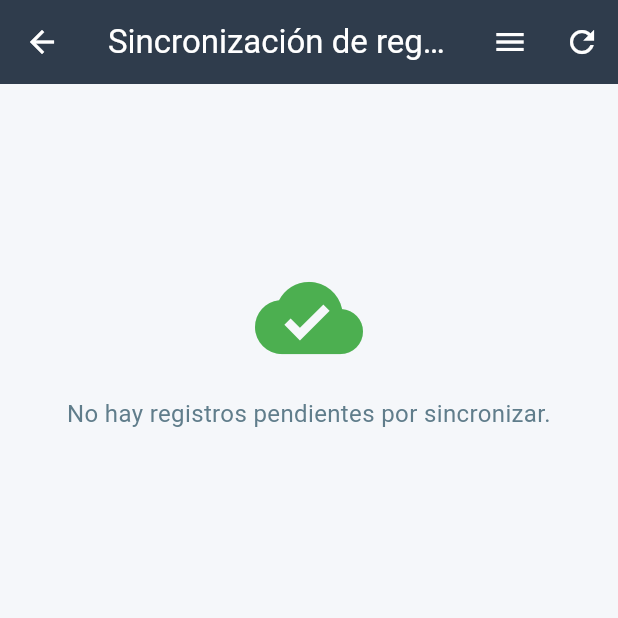
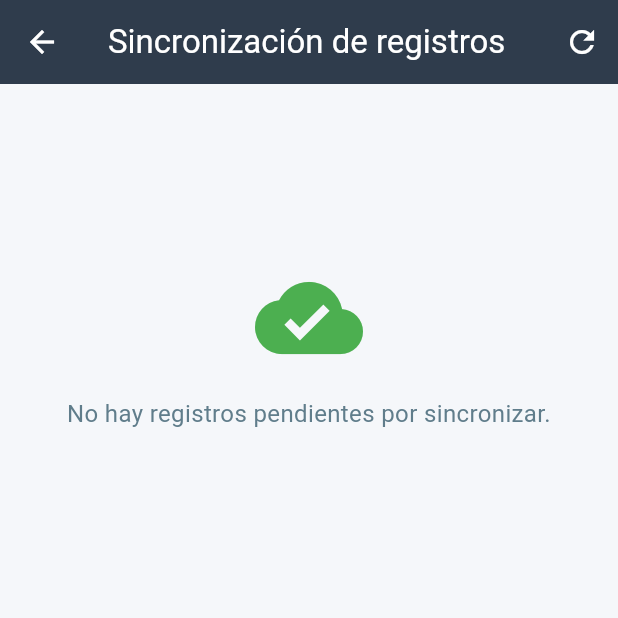
Before and after one commit to DarkShadow-Infinity/DataKap, a Flutter app: the RegistrationSyncPage screen opened by its route, on a phone screen of 412 x 824 dp, the top half of it. Run offline on Flutter 3.47's test engine with Material 3 defaults, Android fonts, the light colour scheme and no system bars; our stand-ins replace cloud_firestore, connectivity_plus, dartz, equatable, firebase_auth, firebase_core and 3 more; accounts and stored records are empty.

Commit message:
Remove redundant admin toolbar icons

```diff
--- a/lib/features/registration/presentation/pages/registration_sync_page.dart
+++ b/lib/features/registration/presentation/pages/registration_sync_page.dart
@@ -29,14 +29,6 @@ class RegistrationSyncPage extends GetView<RegistrationSyncController> {
         leading: BackButton(onPressed: () => Navigator.of(context).maybePop()),
         title: const Text('Sincronización de registros'),
         actions: [
-          if (showDrawer)
-            Builder(
-              builder: (context) => IconButton(
-                icon: const Icon(Icons.menu),
-                tooltip: 'Abrir menú',
-                onPressed: () => Scaffold.of(context).openDrawer(),
-              ),
-            ),
           Obx(() => IconButton(
                 icon: const Icon(Icons.refresh),
                 tooltip: 'Actualizar lista',
```
Also changed, not shown: lib/features/auth/presentation/pages/home_admin_page.dart (+0 -7 lines).
